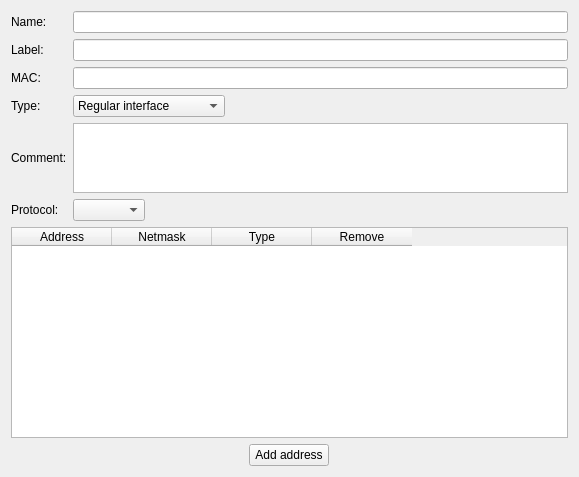
fwbuilder/fwbuilder, file src/gui/InterfaceEditorWidget.ui: the form before one commit.
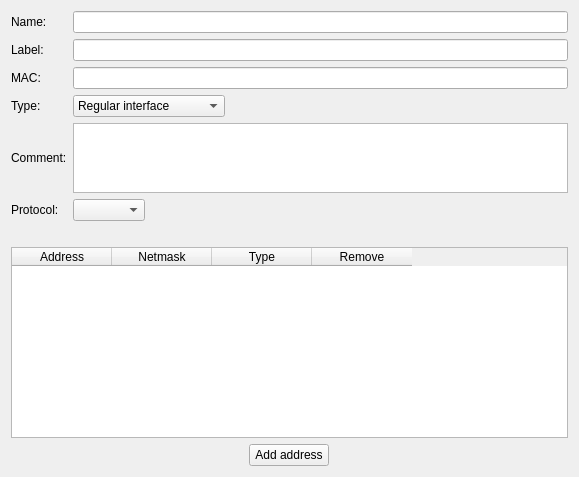
The form after the commit.

Diff of the .ui file:
```diff
--- a/src/gui/InterfaceEditorWidget.ui
+++ b/src/gui/InterfaceEditorWidget.ui
@@ -132,6 +132,13 @@
      </item>
     </layout>
    </item>
+   <item>
+    <widget class="QLabel" name="explanation">
+     <property name="text">
+      <string/>
+     </property>
+    </widget>
+   </item>
    <item>
     <widget class="QTableWidget" name="addresses">
      <column>
```
